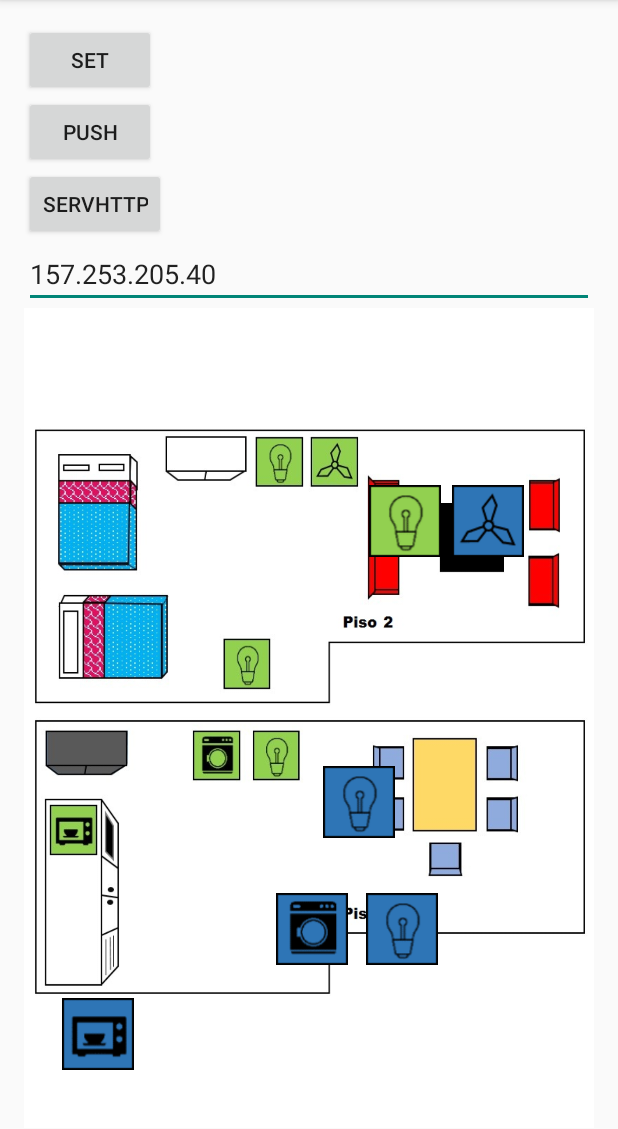
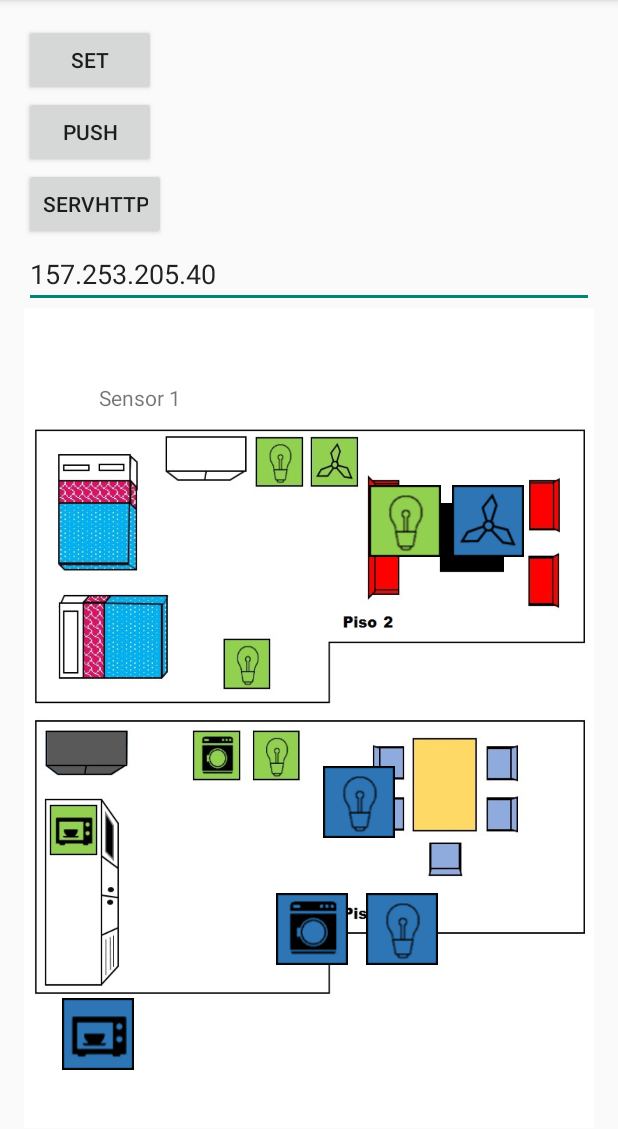
Before and after one commit to jfmolano/PG_client_201610, an Android app: the screen it shows after launch (MainActivity), after a tap on an icon or button, on a phone screen of 412 x 824 dp, the part 84-1213 px from its top. Run offline under Robolectric (Android 15) with nearby library versions, the phone set to English and light mode, and no system bars; network calls fail.

Commit message:
Botones push y texto recibe
.

```diff
--- a/app/src/main/java/com/uniandes/jfm/pg20161client/MainActivity.java
+++ b/app/src/main/java/com/uniandes/jfm/pg20161client/MainActivity.java
@@ -120,10 +120,16 @@ public class MainActivity extends ActionBarActivity {
                     byte[] valueDecoded2= Base64.decode(datoDeco4, Base64.DEFAULT);
                     String datoDeco5 = new String(valueDecoded2);
                     System.out.println(datoDeco5);
-
-                    //TextView lab=(TextView)findViewById(R.id.medida1);
-                    //lab.setText("Temp. Cocina: "+intent.getStringExtra("valor")+"º");
-                    //Toast.makeText(context, "Toast from broadcast receiver"+intent.getStringExtra("valor"), Toast.LENGTH_SHORT).show();
+                    String valor = "";
+                    try {
+                        JSONObject j = new JSONObject(datoDeco5);
+                        valor = j.getString("cmd");
+                        System.out.println("Valor cmd: "+valor);
+                    } catch (JSONException e) {
+                        e.printStackTrace();
+                    }
+                    TextView lab=(TextView)findViewById(R.id.sensor1);
+                    lab.setText("Temp. Cocina: " + valor + "º");
                 }
             });
         }
@@ -167,6 +173,7 @@ public class MainActivity extends ActionBarActivity {
             Drawable drawable = res.getDrawable(R.drawable.luzv);
             mButton.setBackground(drawable);
             System.out.println("Opcion 1 ON");
+            pushDato("1-ON");
         }
         else if(opcion1==2)//OFF
         {
@@ -175,6 +182,7 @@ public class MainActivity extends ActionBarActivity {
             Drawable drawable = res.getDrawable(R.drawable.luzr);
             mButton.setBackground(drawable);
             System.out.println("Opcion 1 OFF");
+            pushDato("1-OFF");
         }
         else//AUTO
         {
@@ -183,6 +191,7 @@ public class MainActivity extends ActionBarActivity {
             Drawable drawable = res.getDrawable(R.drawable.luza);
             mButton.setBackground(drawable);
             System.out.println("Opcion 1 AUTO");
+            pushDato("1-AUTO");
         }
     }
 
@@ -391,6 +400,26 @@ public class MainActivity extends ActionBarActivity {
         }).start();
     }
 
+    public void pushDato(final String dato) {
+        System.out.println("- - - - - - - - BOTON - - - - - - - -");
+        //Registro
+        //new TareaRed().execute();
+        new Thread(new Runnable() {
+            public void run() {
+                try {
+                    //Push
+                    String json = "{\"cmd\":\""+dato+"\"}";
+                    String urlAdd = "/"+APP_ID+"/containers/cont1/contentInstances";
+                    enviarHTTP(urlAdd,json);
+                }
+                catch(Exception e)
+                {
+                    System.out.println(e.fillInStackTrace());
+                }
+            }
+        }).start();
+    }
+
     public void set(View view) {
         System.out.println("- - - - - - - - BOTON - - - - - - - -");
         //Registro
--- a/app/src/main/res/layout/activity_main.xml
+++ b/app/src/main/res/layout/activity_main.xml
@@ -83,5 +83,11 @@
             android:layout_marginLeft="228dp"
             android:background="@drawable/luza"
             android:onClick="op6" />
+        <TextView android:id="@+id/sensor1"
+            android:layout_width="wrap_content"
+            android:layout_height="wrap_content"
+            android:layout_marginTop="50dp"
+            android:layout_marginLeft="50dp"
+            android:text="Sensor 1" />
     </RelativeLayout>
 </LinearLayout>
```
